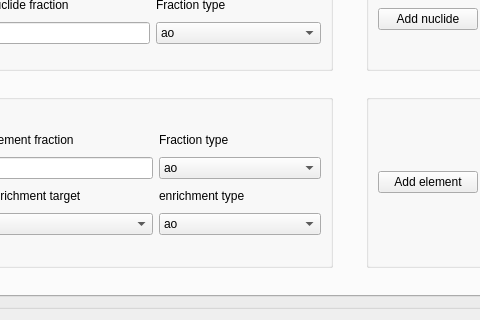
Above: src/ui/ExportMaterials.ui from mohamedlahdour/ERSN-OpenMC-Py before the change; both pictures show x 231 to 711 and y 354 to 674 of the 1480 by 674 pixel window. Below: the same form after it.
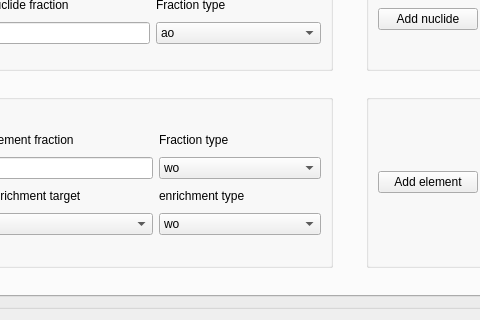
That is the form after the change.

What changed in the file:
```diff
--- a/src/ui/ExportMaterials.ui
+++ b/src/ui/ExportMaterials.ui
@@ -259,7 +259,7 @@
                  </property>
                  <item>
                   <property name="text">
-                   <string>ao</string>
+                   <string>wo</string>
                   </property>
                  </item>
                  <item>
@@ -362,7 +362,7 @@
                 <widget class="QComboBox" name="comboBox_8">
                  <item>
                   <property name="text">
-                   <string>ao</string>
+                   <string>wo</string>
                   </property>
                  </item>
                  <item>
```
Left out of the diff: 14 changed lines with no effect on the pictures.
